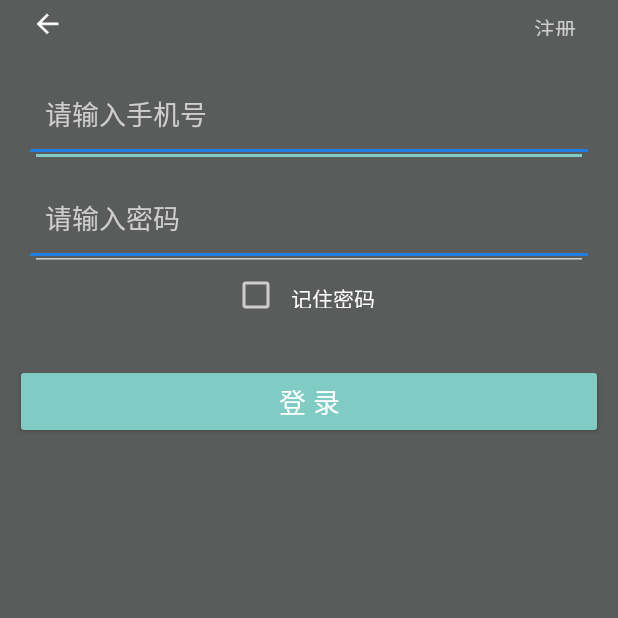
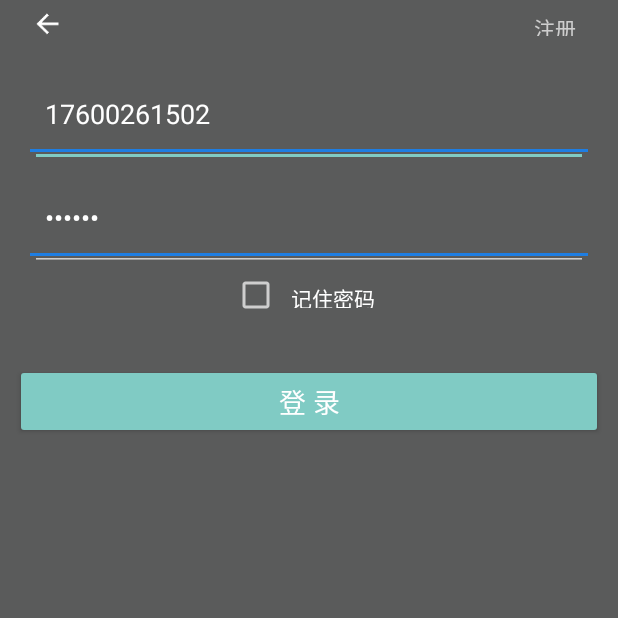
Before and after one commit to DIMCHERRY/Conclusion, an Android app: the LoginActivity screen opened directly, with no data from a screen before it, on a phone screen of 412 x 824 dp, the top half of it. Run offline under Robolectric (Android 15) with nearby library versions, the phone set to English and light mode, and no system bars; our stand-ins replace ButterKnife.

```diff
--- a/app/src/main/res/layout/activity_login.xml
+++ b/app/src/main/res/layout/activity_login.xml
@@ -4,7 +4,10 @@
     xmlns:tools="http://schemas.android.com/tools"
     android:layout_width="match_parent"
     android:layout_height="match_parent"
+    android:fitsSystemWindows="true"
     tools:context=".LoginActivity">
+
+
 
     <LinearLayout
         android:layout_width="match_parent"
@@ -48,6 +51,7 @@
             android:layout_marginTop="20dp"
             android:drawableBottom="@drawable/shape_bottom_line"
             android:drawablePadding="10dp"
+            android:text="17600261502"
             android:hint="请输入手机号"
             android:inputType="number"
             android:maxLength="11"
@@ -62,6 +66,7 @@
             android:layout_marginTop="10dp"
             android:drawableBottom="@drawable/shape_bottom_line"
             android:drawablePadding="10dp"
+            android:text="123456"
             android:hint="请输入密码"
             android:inputType="textPassword"
             android:maxLength="16"
```
